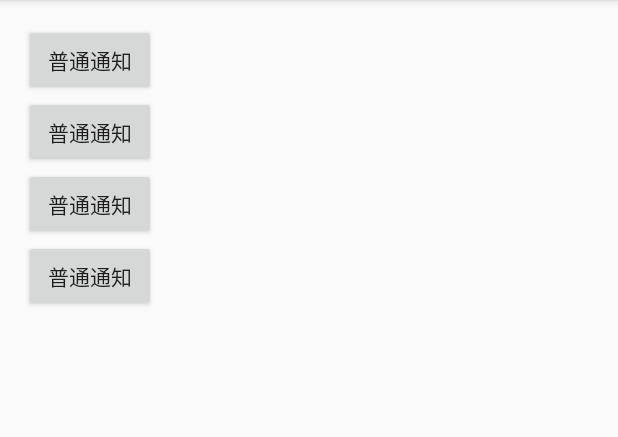
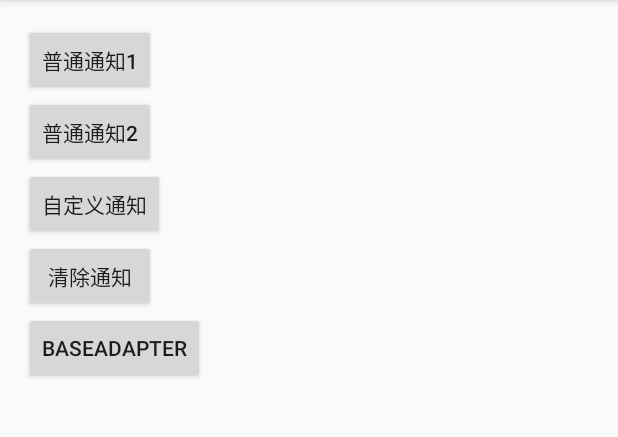
Before and after one commit to rookielord/TestProject, an Android app: the screen it shows after launch (MainActivity), on a phone screen of 412 x 824 dp, the part 84-521 px from its top. Run offline under Robolectric (Android 15) with nearby library versions, the phone set to English and light mode, and no system bars.

Commit message:
first commit

```diff
--- a/controlthings/src/main/res/layout/activity_main.xml
+++ b/controlthings/src/main/res/layout/activity_main.xml
@@ -10,20 +10,29 @@
     android:orientation="vertical">
 
     <Button
+        android:id="@+id/btn_normal1"
         android:layout_width="wrap_content"
         android:layout_height="wrap_content"
-        android:text="普通通知"/>
+        android:text="普通通知1"/>
     <Button
+        android:id="@+id/btn_normal2"
         android:layout_width="wrap_content"
         android:layout_height="wrap_content"
-        android:text="普通通知"/>
+        android:text="普通通知2"/>
     <Button
+        android:id="@+id/custom"
         android:layout_width="wrap_content"
         android:layout_height="wrap_content"
-        android:text="普通通知"/>
+        android:text="自定义通知"/>
     <Button
+        android:id="@+id/clear"
         android:layout_width="wrap_content"
         android:layout_height="wrap_content"
-        android:text="普通通知"/>
+        android:text="清除通知"/>
+    <Button
+        android:id="@+id/adapter"
+        android:layout_width="wrap_content"
+        android:layout_height="wrap_content"
+        android:text="baseadapter"/>
 
 </LinearLayout>
```
Also changed, not shown: controlthings/src/main/AndroidManifest.xml (+9 -0 lines), controlthings/src/main/java/com/zhd/controlthings/MainActivity.java (+75 -1 lines), 4 other files.
